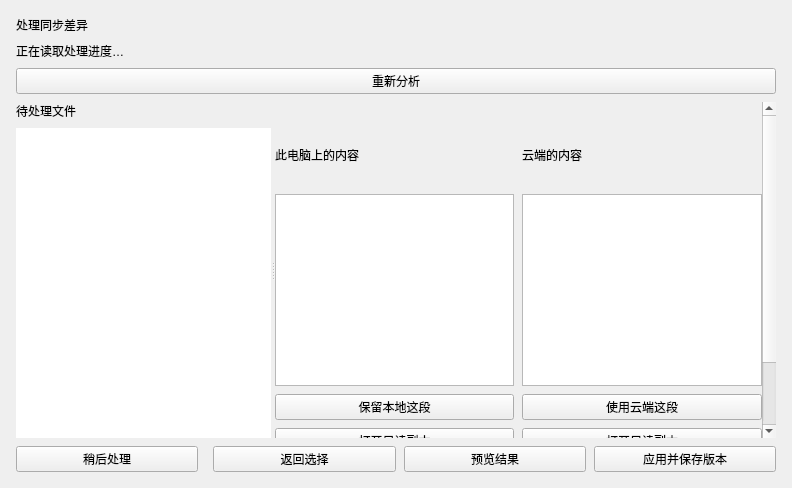
Zao-chen/ZcVersionBox, file windows/mainwindow_child/homepage/pages/homepage_page_conflict.ui: the form before one commit.
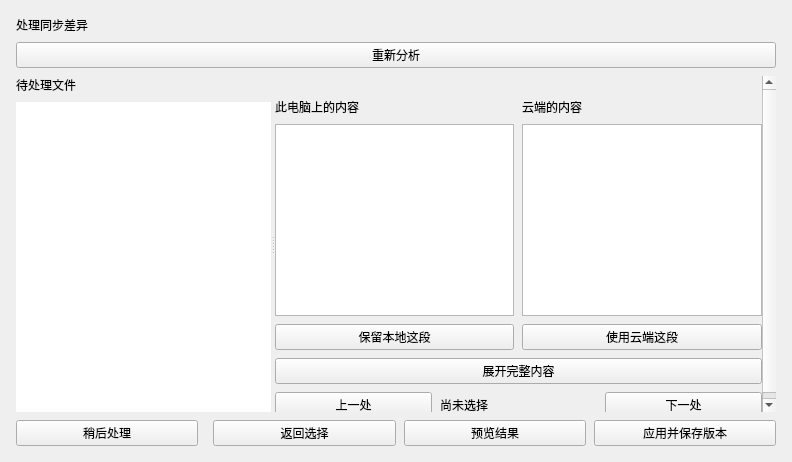
The form after the commit.

Commit message: feat(ui): 精简同步冲突处理界面与冗余元素

Patch:
```diff
--- a/windows/mainwindow_child/homepage/pages/homepage_page_conflict.ui
+++ b/windows/mainwindow_child/homepage/pages/homepage_page_conflict.ui
@@ -2,7 +2,7 @@
 <ui version="4.0">
  <class>HomePageConflictPage</class>
  <widget class="QWidget" name="HomePageConflictPage">
-  <layout class="QVBoxLayout" name="pageLayout" stretch="0,0,0,1,0">
+  <layout class="QVBoxLayout" name="pageLayout" stretch="0,0,1,0">
    <property name="leftMargin">
     <number>16</number>
    </property>
@@ -72,19 +72,6 @@
      </layout>
     </widget>
    </item>
-   <item>
-    <widget class="QLabel" name="statusLabel">
-     <property name="text">
-      <string>正在读取处理进度…</string>
-     </property>
-     <property name="textFormat">
-      <enum>Qt::PlainText</enum>
-     </property>
-     <property name="wordWrap">
-      <bool>true</bool>
-     </property>
-    </widget>
-   </item>
    <item>
     <widget class="QPushButton" name="reanalyzeButton">
      <property name="text">
@@ -178,7 +165,7 @@
         <item>
          <widget class="QStackedWidget" name="modeStack">
           <widget class="QWidget" name="questionPage">
-           <layout class="QVBoxLayout" name="questionLayout" stretch="0,0,1,0,0">
+           <layout class="QVBoxLayout" name="questionLayout" stretch="0,1,0,0">
             <property name="leftMargin">
              <number>0</number>
             </property>
@@ -207,19 +194,6 @@
               </property>
              </widget>
             </item>
-            <item>
-             <widget class="QLabel" name="scopeLabel">
-              <property name="text">
-               <string />
-              </property>
-              <property name="textFormat">
-               <enum>Qt::PlainText</enum>
-              </property>
-              <property name="wordWrap">
-               <bool>true</bool>
-              </property>
-             </widget>
-            </item>
             <item>
              <widget class="QWidget" name="sides">
               <layout class="QHBoxLayout" name="sidesLayout">
@@ -240,7 +214,7 @@
                </property>
                <item>
                 <widget class="QWidget" name="localPane">
-                 <layout class="QVBoxLayout" name="localLayout" stretch="0,0,1,0,0">
+                 <layout class="QVBoxLayout" name="localLayout" stretch="0,1,0">
                   <property name="leftMargin">
                    <number>0</number>
                   </property>
@@ -269,19 +243,6 @@
                     </property>
                    </widget>
                   </item>
-                  <item>
-                   <widget class="QLabel" name="localMeta">
-                    <property name="text">
-                     <string />
-                    </property>
-                    <property name="textFormat">
-                     <enum>Qt::PlainText</enum>
-                    </property>
-                    <property name="wordWrap">
-                     <bool>true</bool>
-                    </property>
-                   </widget>
-                  </item>
                   <item>
                    <widget class="QPlainTextEdit" name="localContent">
                     <property name="readOnly">
@@ -308,22 +269,12 @@
                     </property>
                    </widget>
                   </item>
-                  <item>
-                   <widget class="QPushButton" name="localOpen">
-                    <property name="text">
-                     <string>打开只读副本</string>
-                    </property>
-                    <property name="autoDefault">
-                     <bool>false</bool>
-                    </property>
-                   </widget>
-                  </item>
                  </layout>
                 </widget>
                </item>
                <item>
                 <widget class="QWidget" name="remotePane">
-                 <layout class="QVBoxLayout" name="remoteLayout" stretch="0,0,1,0,0">
+                 <layout class="QVBoxLayout" name="remoteLayout" stretch="0,1,0">
                   <property name="leftMargin">
                    <number>0</number>
                   </property>
@@ -352,19 +303,6 @@
                     </property>
                    </widget>
                   </item>
-                  <item>
-                   <widget class="QLabel" name="remoteMeta">
-                    <property name="text">
-                     <string />
-                    </property>
-                    <property name="textFormat">
-                     <enum>Qt::PlainText</enum>
-                    </property>
-                    <property name="wordWrap">
-                     <bool>true</bool>
-                    </property>
-                   </widget>
-                  </item>
                   <item>
                    <widget class="QPlainTextEdit" name="remoteContent">
                     <property name="readOnly">
@@ -391,16 +329,6 @@
                     </property>
                    </widget>
                   </item>
-                  <item>
-                   <widget class="QPushButton" name="remoteOpen">
-                    <property name="text">
-                     <string>打开只读副本</string>
-                    </property>
-                    <property name="autoDefault">
-                     <bool>false</bool>
-                    </property>
-                   </widget>
-                  </item>
                  </layout>
                 </widget>
                </item>
```
The commit also changes 2 other files.
